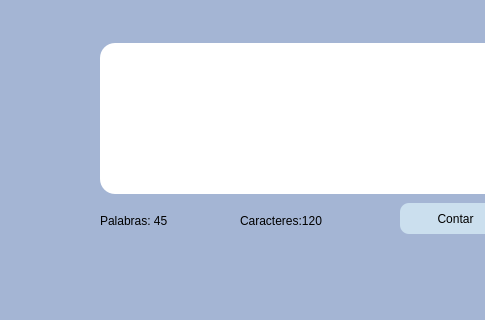
Before: the Qt Designer form contadorPalabras.ui in femkebol/ContadorPalabrasEGC, drawn with Qt 5; both pictures show x 0 to 485 and y 87 to 407 of the 616 by 407 pixel window.
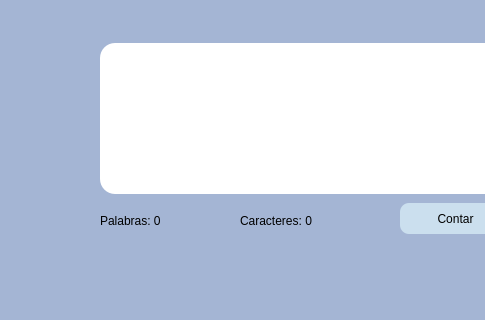
After: the same form once the commit is applied.

Commit message: Se añadieron las funcionalidades de contabilización ✅

What changed in the file:
```diff
--- a/contadorPalabras.ui
+++ b/contadorPalabras.ui
@@ -64,7 +64,7 @@
      <string notr="true">font: 11pt &quot;MS Shell Dlg 2&quot;;</string>
     </property>
     <property name="text">
-     <string>Palabras: 45</string>
+     <string>Palabras: 0</string>
     </property>
    </widget>
    <widget class="QLabel" name="tvCaracteres">
@@ -80,7 +80,7 @@
      <string notr="true">font: 11pt &quot;MS Shell Dlg 2&quot;;</string>
     </property>
     <property name="text">
-     <string>Caracteres:120</string>
+     <string>Caracteres: 0</string>
     </property>
    </widget>
    <widget class="QPushButton" name="btnContar">
```
The commit also changes 1 other file.
